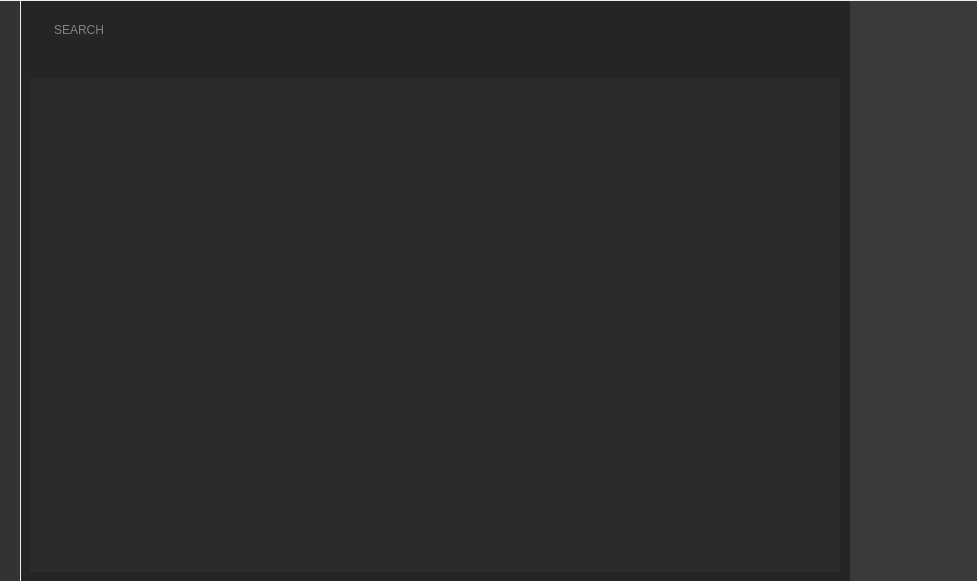
Qt form ui/zenoedit/nodesview/zenographseditor.ui (zenustech/zeno) before a commit.
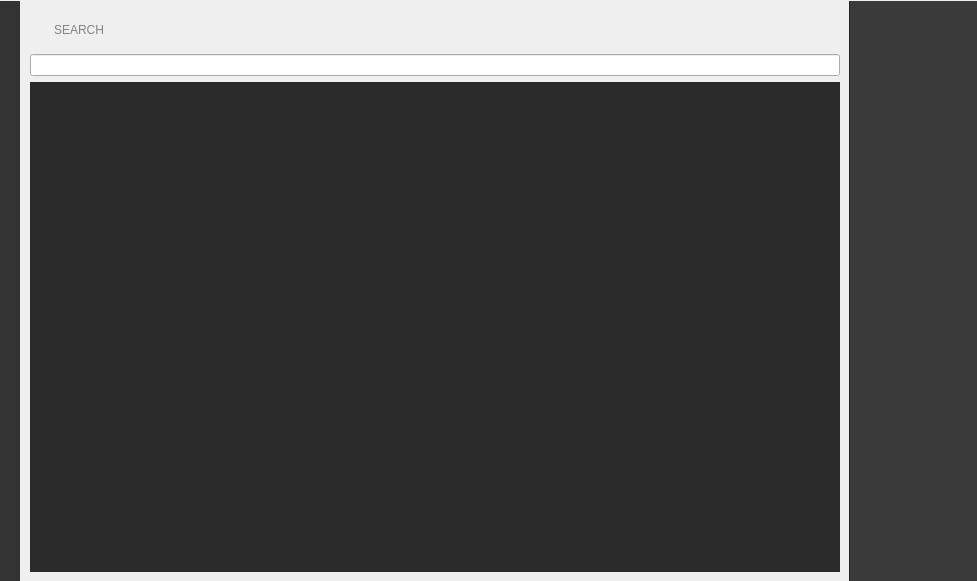
The same form after that commit. The open tabs and pages were chosen to show the change. Icons and pictures are not drawn. Custom widgets are drawn as their Qt base class.

Commit message: [fix] 1.report status by searching node-ident. 2.qss bug: sub widget was affected by the stylesheet of it's parent widget, such as "background" property

```diff
--- a/ui/zenoedit/nodesview/zenographseditor.ui
+++ b/ui/zenoedit/nodesview/zenographseditor.ui
@@ -131,7 +131,7 @@
          </property>
          <widget class="QStackedWidget" name="stackedWidget">
           <property name="styleSheet">
-           <string notr="true">background: rgb(37,37,38);</string>
+           <string notr="true"/>
           </property>
           <property name="currentIndex">
            <number>1</number>
@@ -314,22 +314,6 @@
               <property name="focusPolicy">
                <enum>Qt::ClickFocus</enum>
               </property>
-              <property name="styleSheet">
-               <string notr="true">QLineEdit {
-    border: 1px solid #252525;
-    padding: 0 8px;
-    background: rgb(36,36,36);
-    selection-background-color: #4B9EF4;
-    color: rgba(255,255,255,0.40);
-	font: 16px 'HarmonyOS Sans';
-}
-
-QLineEdit:focus
-{
-    border: 1px solid #4B9EF4;
-    color: rgba(255,255,255,1.0);
-}</string>
-              </property>
              </widget>
             </item>
             <item>
```
Left out of the diff: 10 changed lines with no effect on the pictures. The commit also changes 6 other files.
